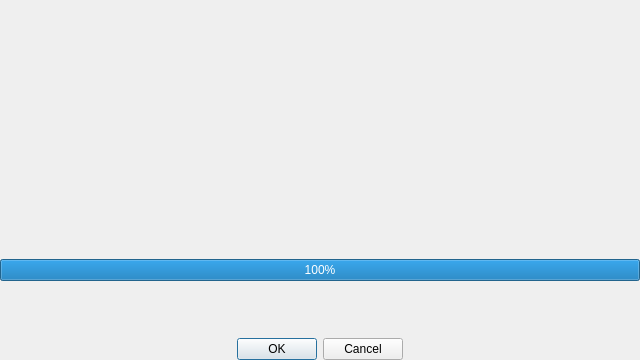
First picture: the form in karin_progressdialog.ui, repository glKarin/file_transfer, before the edit.
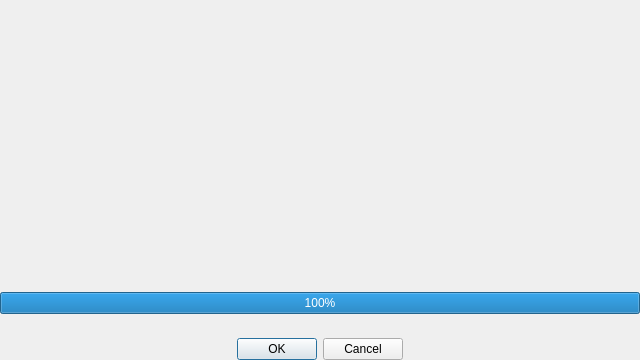
Second picture: the form after the edit.

```diff
--- a/karin_progressdialog.ui
+++ b/karin_progressdialog.ui
@@ -85,12 +85,21 @@
          </item>
          <item>
           <widget class="QLabel" name="work_label">
+           <property name="minimumSize">
+            <size>
+             <width>0</width>
+             <height>32</height>
+            </size>
+           </property>
            <property name="text">
             <string/>
            </property>
            <property name="alignment">
             <set>Qt::AlignCenter</set>
            </property>
+           <property name="wordWrap">
+            <bool>true</bool>
+           </property>
           </widget>
          </item>
          <item>
@@ -108,11 +117,17 @@
          </item>
          <item>
           <widget class="QLabel" name="work_desc">
+           <property name="minimumSize">
+            <size>
+             <width>0</width>
+             <height>96</height>
+            </size>
+           </property>
            <property name="text">
             <string/>
            </property>
            <property name="wordWrap">
-            <bool>true</bool>
+            <bool>false</bool>
            </property>
           </widget>
          </item>
```
